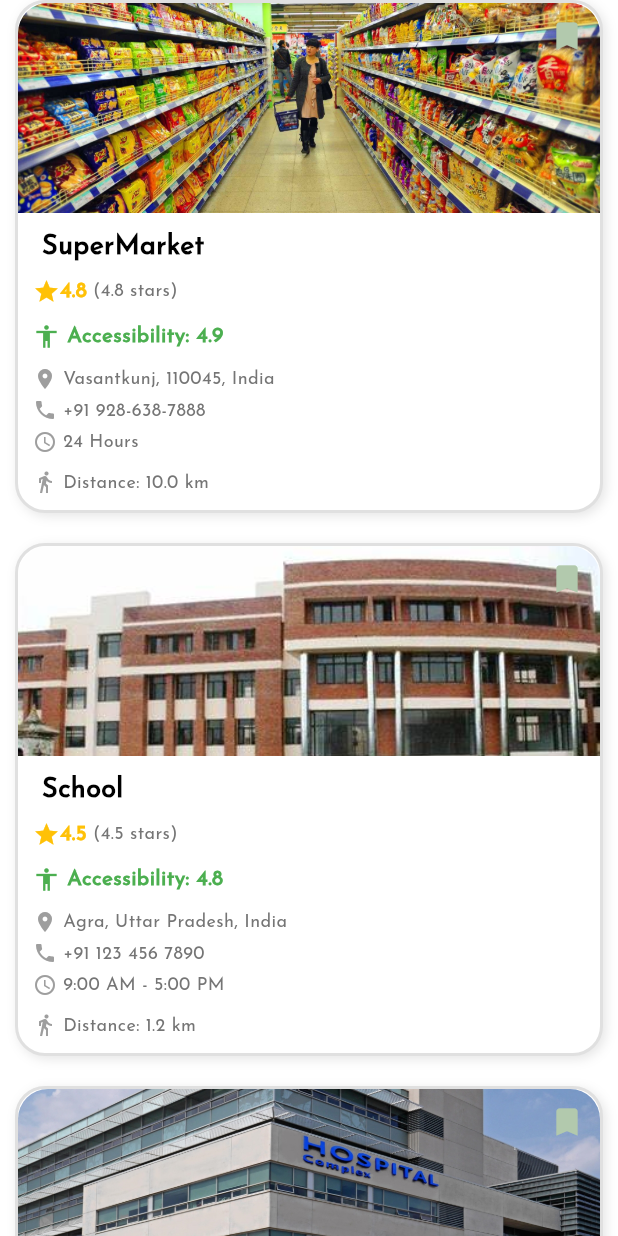
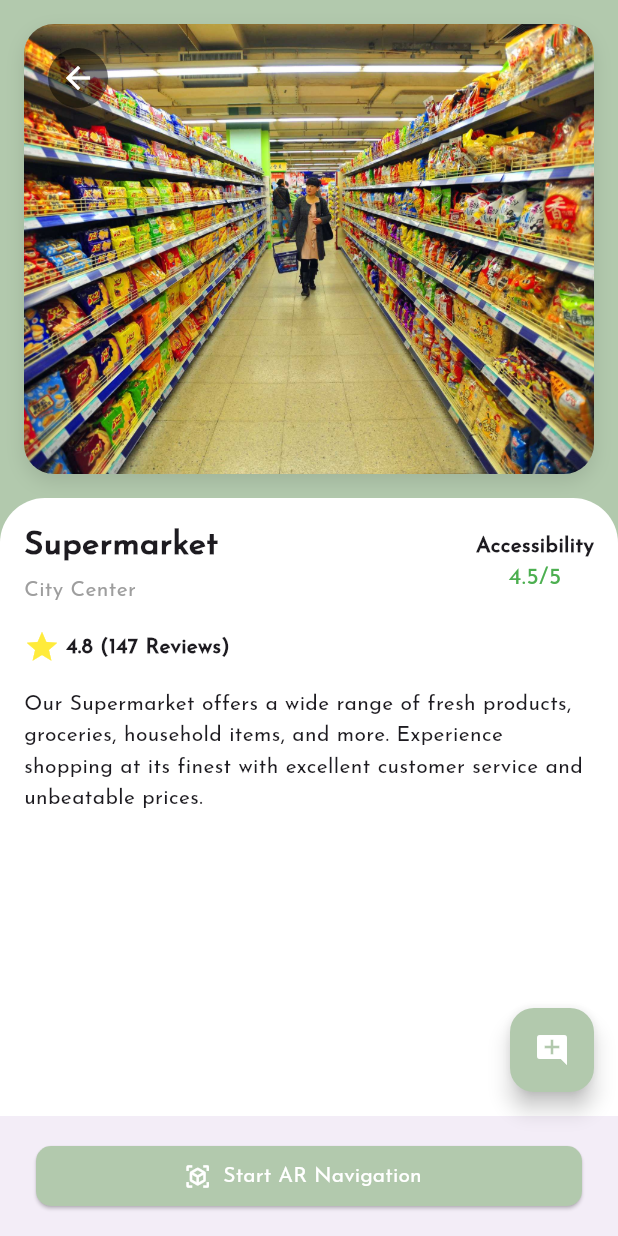
Before and after one commit to SagarTeotia1/acessway, a Flutter app: what feedeventCardNearby() shows on an empty page, opened directly, after a tap on "SuperMarket", on a phone screen of 412 x 824 dp. Run offline on Flutter 3.47's test engine with Material 3 defaults, Android fonts, the phone set to English and light mode, and no system bars; our stand-ins replace animated_text_kit, curved_navigation_bar, get; missing offline and left inert: model_viewer_plus.

```diff
--- a/lib/Screen/AUTH/Choose_avtarScreen.dart
+++ b/lib/Screen/AUTH/Choose_avtarScreen.dart
@@ -54,7 +54,7 @@ class _ChooseAvatarScreenState extends State<ChooseAvatarScreen> {
                 children: [
                   SizedBox(height: 50),
                   const Text(
-                    'Choose Your Avatar',
+                    'Choose Your Guide',
                     style: TextStyle(
                       fontSize: 26,
                       fontFamily: itallicfont,
--- a/lib/Screen/HomePage_Screen/SearchPage.dart
+++ b/lib/Screen/HomePage_Screen/SearchPage.dart
@@ -24,6 +24,11 @@ class SearchResultsPage extends StatelessWidget {
           },
         ),
         title: Text('$query'),
+        actions: [
+
+          Icon(Icons.search, color: Colors.black),
+          SizedBox(height: 20,),
+        ],
       ),
       body: SingleChildScrollView(
         child: Center(
--- /dev/null
+++ b/lib/Widgets/HomePage/SearchItemScreen.dart
@@ -0,0 +1,223 @@
+import 'package:flutter/material.dart';
+import 'package:get/get.dart';
+import 'package:url_launcher/url_launcher.dart';
+import 'package:acessway/Const/const_colo.dart';
+import 'package:acessway/Const/const_img.dart';
+import 'package:acessway/Screen/HomeScreen/HomeScreen.dart';
+
+class VirtualTourScreen extends StatelessWidget {
+  const VirtualTourScreen({Key? key}) : super(key: key);
+
+  @override
+  Widget build(BuildContext context) {
+    final isLandscape =
+        MediaQuery.of(context).orientation == Orientation.landscape;
+
+    return Scaffold(
+      backgroundColor: homeBg,
+      body: isLandscape
+          ? Row(
+              children: [
+                _buildImageSection(context),
+                Expanded(child: _buildDetailsSection(context)),
+              ],
+            )
+          : Column(
+              children: [
+                Padding(
+                  padding: const EdgeInsets.all(16.0),
+                  child: _buildImageSection(context),
+                ),
+                Expanded(child: _buildDetailsSection(context)),
+              ],
+            ),
+      bottomNavigationBar: _buildBottomNavigationBar(),
+      floatingActionButton: _buildFloatingActionButton(),
+    );
+  }
+
+  Widget _buildImageSection(BuildContext context) {
+    return Expanded(
+      child: Container(
+        constraints: const BoxConstraints(minHeight: 200, maxHeight: 300),
+        decoration: BoxDecoration(
+          borderRadius: BorderRadius.circular(20),
+          boxShadow: [
+            BoxShadow(
+              color: Colors.black.withOpacity(0.1),
+              blurRadius: 10,
+              offset: const Offset(0, 5),
+            ),
+          ],
+        ),
+        child: ClipRRect(
+          borderRadius: BorderRadius.circular(20),
+          child: Stack(
+            children: [
+              Positioned.fill(
+                child: Image.asset(
+                  'assets/images/SuperMarket.jpg', // Assuming you have an image for supermarket
+                  fit: BoxFit.cover,
+                ),
+              ),
+              Positioned(
+                top: 16,
+                left: 16,
+                child: CircleAvatar(
+                  backgroundColor: Colors.black.withOpacity(0.5),
+                  child: IconButton(
+                    icon: const Icon(Icons.arrow_back, color: Colors.white),
+                    onPressed: () => Get.off(() => HomeScreen()),
+                  ),
+                ),
+              ),
+            ],
+          ),
+        ),
+      ),
+    );
+  }
+
+  Widget _buildDetailsSection(BuildContext context) {
+    return Container(
+      decoration: const BoxDecoration(
+        color: Colors.white,
+        borderRadius: BorderRadius.only(
+          topLeft: Radius.circular(30),
+          topRight: Radius.circular(30),
+        ),
+      ),
+      padding: const EdgeInsets.all(16.0),
+      child: Column(
+        crossAxisAlignment: CrossAxisAlignment.start,
+        children: [
+          _buildTitleAndAccessibility(),
+          const SizedBox(height: 16),
+          _buildReview(),
+          const SizedBox(height: 16),
+          _buildDescription(),
+        ],
+      ),
+    );
+  }
+
+  Widget _buildTitleAndAccessibility() {
+    return Row(
+      mainAxisAlignment: MainAxisAlignment.spaceBetween,
+      children: [
+        const Column(
+          crossAxisAlignment: CrossAxisAlignment.start,
+          children: [
+            Text(
+              "Supermarket", // Changed from Eiffel Tower to Supermarket
+              style: TextStyle(fontSize: 22, fontWeight: FontWeight.bold),
+            ),
+            SizedBox(height: 4),
+            Text(
+              "City Center", // Changed from Paris, France to City Center
+              style: TextStyle(fontSize: 14, color: Colors.grey),
+            ),
+          ],
+        ),
+        const AccessibilityWidget(rating: 4.5),
+      ],
+    );
+  }
+
+  Widget _buildReview() {
+    return Row(
+      children: const [
+        Icon(Icons.star, color: Colors.yellow),
+        SizedBox(width: 4),
+        Text(
+          "4.8 (147 Reviews)", // Leave as is for now, or change based on supermarket reviews
+          style: TextStyle(fontWeight: FontWeight.bold),
+        ),
+      ],
+    );
+  }
+
+  Widget _buildDescription() {
+    return const Text(
+      "Our Supermarket offers a wide range of fresh products, groceries, household items, and more. Experience shopping at its finest with excellent customer service and unbeatable prices.",
+      style: TextStyle(fontSize: 14, height: 1.5), // Updated the description
+    );
+  }
+
+  Widget _buildBottomNavigationBar() {
+    return BottomAppBar(
+      child: Padding(
+        padding: const EdgeInsets.all(8.0),
+        child: ElevatedButton.icon(
+          onPressed: _startARNavigation,
+          icon: const Icon(
+            Icons.view_in_ar,
+            color: Colors.white,
+          ),
+          label: const Text(
+            'Start AR Navigation',
+            style: TextStyle(color: Colors.white),
+          ),
+          style: ElevatedButton.styleFrom(
+            backgroundColor: homeBg,
+            shape: RoundedRectangleBorder(
+              borderRadius: BorderRadius.circular(10),
+            ),
+            minimumSize: const Size(double.infinity, 50),
+          ),
+        ),
+      ),
+    );
+  }
+
+  Future<void> _startARNavigation() async {
+    const arUrl = 'https://ar-navigation.example.com';
+    if (await canLaunchUrl(Uri.parse(arUrl))) {
+      await launchUrl(Uri.parse(arUrl));
+    } else {
+      throw 'Could not launch $arUrl';
+    }
+  }
+
+  Widget _buildFloatingActionButton() {
+    return FloatingActionButton(
+      onPressed: _showReviewSnackbar,
+      backgroundColor: homeBg,
+      child: const Icon(
+        Icons.add_comment,
+        color: Colors.white, // Set icon color to white
+      ),
+    );
+  }
+
+  void _showReviewSnackbar() {
+    Get.snackbar(
+      'Add a Review',
+      'You can add a review or create a post for this location!',
+      backgroundColor: homeBg,
+      colorText: Colors.white,
+    );
+  }
+}
+
+class AccessibilityWidget extends StatelessWidget {
+  final double rating;
+
+  const AccessibilityWidget({required this.rating});
+
+  @override
+  Widget build(BuildContext context) {
+    return Column(
+      children: [
+        const Text(
+          "Accessibility",
+          style: TextStyle(fontWeight: FontWeight.bold),
+        ),
+        Text(
+          "$rating/5",
+          style: const TextStyle(color: Colors.green, fontSize: 16),
+        ),
+      ],
+    );
+  }
+}
```
Also changed, not shown: lib/Screen/HomeScreen/HomeScreen.dart (+3 -4 lines), lib/Screen/Social/Social_Screen.dart (added, +82 -0 lines), lib/Screen/SplashScreen/SplashScreen.dart (+22 -18 lines), lib/Widgets/HomePage/SearchList.dart (+9 -6 lines), lib/Widgets/Review/SocialScreenWidget.dart (added, +248 -0 lines).
